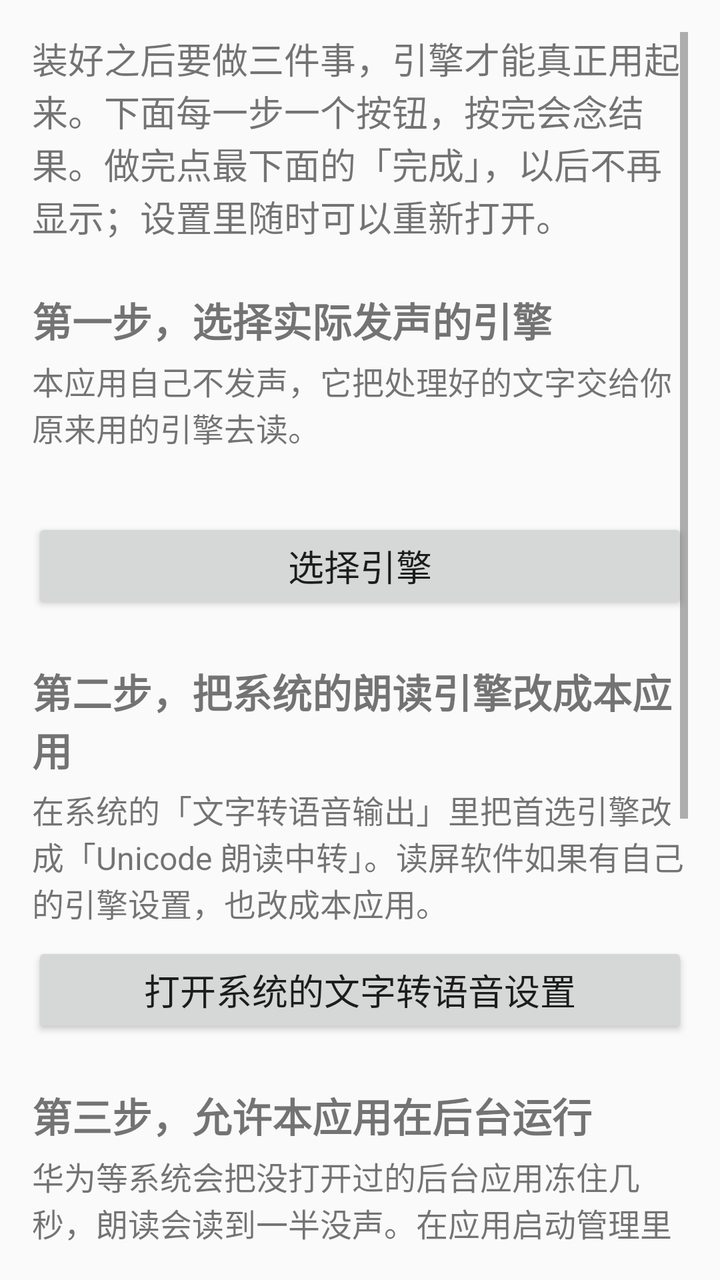
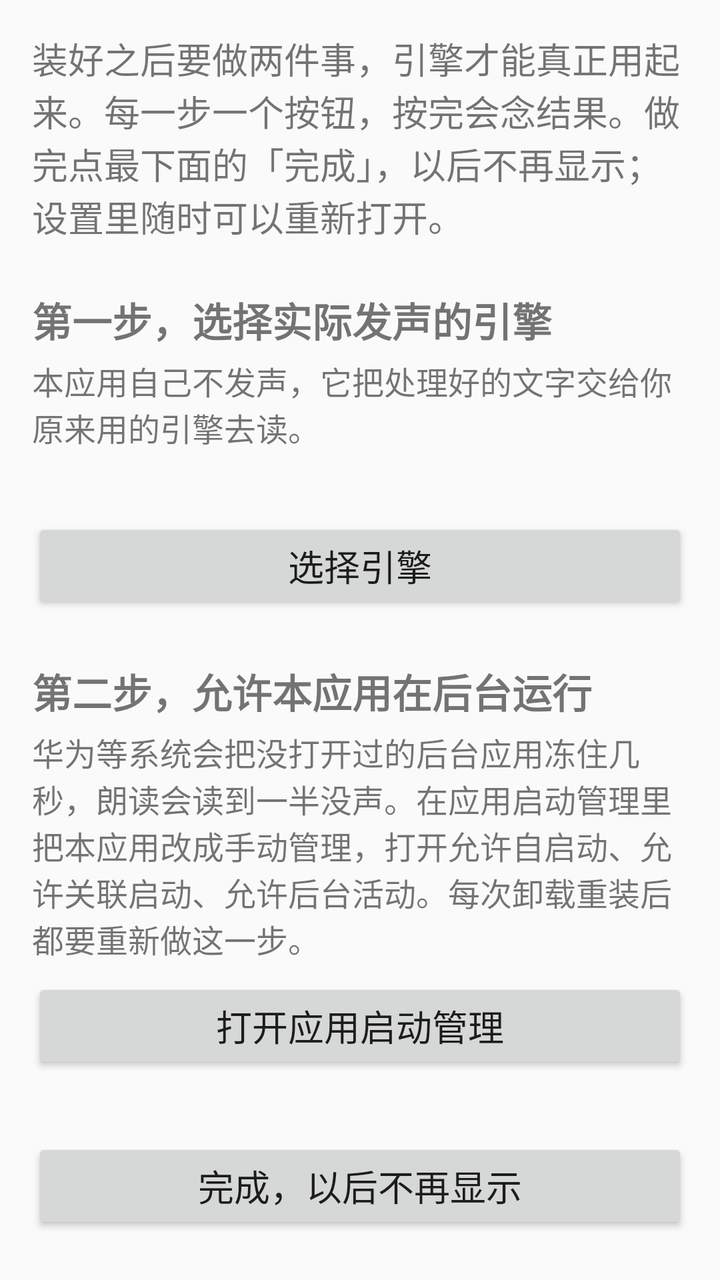

An Android layout rendered at two revisions. The XML below is the earlier revision; the diff shows what the commit changed to produce the second picture.
<!-- AndroidManifest.xml: application theme Theme.TtsProxy -->
<!-- res/layout/activity_onboarding.xml -->
<?xml version="1.0" encoding="utf-8"?>
<ScrollView xmlns:android="http://schemas.android.com/apk/res/android"
    android:layout_width="match_parent"
    android:layout_height="match_parent"
    android:padding="16dp">

    <LinearLayout
        android:layout_width="match_parent"
        android:layout_height="wrap_content"
        android:orientation="vertical">

        <TextView
            android:layout_width="match_parent"
            android:layout_height="wrap_content"
            android:text="@string/onboard_intro"
            android:textSize="18sp" />

        <TextView
            android:layout_width="match_parent"
            android:layout_height="wrap_content"
            android:layout_marginTop="24dp"
            android:text="@string/onboard_step1_title"
            android:textSize="20sp"
            android:textStyle="bold" />

        <TextView
            android:layout_width="match_parent"
            android:layout_height="wrap_content"
            android:layout_marginTop="4dp"
            android:text="@string/onboard_step1_text"
            android:textSize="16sp" />

        <TextView
            android:id="@+id/engine_state"
            android:layout_width="match_parent"
            android:layout_height="wrap_content"
            android:layout_marginTop="4dp"
            android:textSize="16sp" />

        <Button
            android:id="@+id/pick_engine"
            android:layout_width="match_parent"
            android:layout_height="wrap_content"
            android:layout_marginTop="8dp"
            android:minHeight="48dp"
            android:text="@string/onboard_step1_button"
            android:textSize="18sp" />

        <TextView
            android:layout_width="match_parent"
            android:layout_height="wrap_content"
            android:layout_marginTop="24dp"
            android:text="@string/onboard_step2_title"
            android:textSize="20sp"
            android:textStyle="bold" />

        <TextView
            android:layout_width="match_parent"
            android:layout_height="wrap_content"
            android:layout_marginTop="4dp"
            android:text="@string/onboard_step2_text"
            android:textSize="16sp" />

        <Button
            android:id="@+id/open_tts_settings"
            android:layout_width="match_parent"
            android:layout_height="wrap_content"
            android:layout_marginTop="8dp"
            android:minHeight="48dp"
            android:text="@string/onboard_step2_button"
            android:textSize="18sp" />

        <TextView
            android:layout_width="match_parent"
            android:layout_height="wrap_content"
            android:layout_marginTop="24dp"
            android:text="@string/onboard_step3_title"
            android:textSize="20sp"
            android:textStyle="bold" />

        <TextView
            android:layout_width="match_parent"
            android:layout_height="wrap_content"
            android:layout_marginTop="4dp"
            android:text="@string/onboard_step3_text"
            android:textSize="16sp" />

        <Button
            android:id="@+id/open_startup"
            android:layout_width="match_parent"
            android:layout_height="wrap_content"
            android:layout_marginTop="8dp"
            android:minHeight="48dp"
            android:text="@string/onboard_step3_button"
            android:textSize="18sp" />

        <TextView
            android:layout_width="match_parent"
            android:layout_height="wrap_content"
            android:layout_marginTop="24dp"
            android:text="@string/onboard_step4_title"
            android:textSize="20sp"
            android:textStyle="bold" />

        <TextView
            android:layout_width="match_parent"
            android:layout_height="wrap_content"
            android:layout_marginTop="4dp"
            android:text="@string/onboard_step4_text"
            android:textSize="16sp" />

        <Button
            android:id="@+id/test_speak"
            android:layout_width="match_parent"
            android:layout_height="wrap_content"
            android:layout_marginTop="8dp"
            android:minHeight="48dp"
            android:text="@string/onboard_step4_button"
            android:textSize="18sp" />

        <Button
            android:id="@+id/finish"
            android:layout_width="match_parent"
            android:layout_height="wrap_content"
            android:layout_marginTop="32dp"
            android:minHeight="48dp"
            android:text="@string/onboard_finish"
            android:textSize="18sp" />
    </LinearLayout>
</ScrollView>
<!-- resources referenced by this layout -->
<resources>
  <string name="onboard_finish">完成，以后不再显示</string>
  <string name="onboard_intro">装好之后要做三件事，引擎才能真正用起来。下面每一步一个按钮，按完会念结果。做完点最下面的「完成」，以后不再显示；设置里随时可以重新打开。</string>
  <string name="onboard_step1_button">选择引擎</string>
  <string name="onboard_step1_text">本应用自己不发声，它把处理好的文字交给你原来用的引擎去读。</string>
  <string name="onboard_step1_title">第一步，选择实际发声的引擎</string>
  <string name="onboard_step2_button">打开系统的文字转语音设置</string>
  <string name="onboard_step2_text">在系统的「文字转语音输出」里把首选引擎改成「Unicode 朗读中转」。读屏软件如果有自己的引擎设置，也改成本应用。</string>
  <string name="onboard_step2_title">第二步，把系统的朗读引擎改成本应用</string>
  <string name="onboard_step3_button">打开应用启动管理</string>
  <string name="onboard_step3_text">华为等系统会把没打开过的后台应用冻住几秒，朗读会读到一半没声。在应用启动管理里把本应用改成手动管理，打开允许自启动、允许关联启动、允许后台活动。每次卸载重装后都要重新做这一步。</string>
  <string name="onboard_step3_title">第三步，允许本应用在后台运行</string>
  <string name="onboard_step4_button">试听</string>
  <string name="onboard_step4_text">听一段带表情和符号的示例文本，确认链路通了。</string>
  <string name="onboard_step4_title">第四步，试听</string>
  <style name="Theme.TtsProxy" parent="Theme.AppCompat.DayNight.DarkActionBar">
          <item name="preferenceTheme">@style/PreferenceThemeOverlay</item>
      </style>
</resources>

<!-- the commit's change to res/layout/activity_onboarding.xml (unified diff, before → after) -->
@@ -62,60 +62,12 @@
             android:textSize="16sp" />
 
         <Button
-            android:id="@+id/open_tts_settings"
+            android:id="@+id/open_startup"
             android:layout_width="match_parent"
             android:layout_height="wrap_content"
             android:layout_marginTop="8dp"
             android:minHeight="48dp"
             android:text="@string/onboard_step2_button"
-            android:textSize="18sp" />
-
-        <TextView
-            android:layout_width="match_parent"
-            android:layout_height="wrap_content"
-            android:layout_marginTop="24dp"
-            android:text="@string/onboard_step3_title"
-            android:textSize="20sp"
-            android:textStyle="bold" />
-
-        <TextView
-            android:layout_width="match_parent"
-            android:layout_height="wrap_content"
-            android:layout_marginTop="4dp"
-            android:text="@string/onboard_step3_text"
-            android:textSize="16sp" />
-
-        <Button
-            android:id="@+id/open_startup"
-            android:layout_width="match_parent"
-            android:layout_height="wrap_content"
-            android:layout_marginTop="8dp"
-            android:minHeight="48dp"
-            android:text="@string/onboard_step3_button"
-            android:textSize="18sp" />
-
-        <TextView
-            android:layout_width="match_parent"
-            android:layout_height="wrap_content"
-            android:layout_marginTop="24dp"
-            android:text="@string/onboard_step4_title"
-            android:textSize="20sp"
-            android:textStyle="bold" />
-
-        <TextView
-            android:layout_width="match_parent"
-            android:layout_height="wrap_content"
-            android:layout_marginTop="4dp"
-            android:text="@string/onboard_step4_text"
-            android:textSize="16sp" />
-
-        <Button
-            android:id="@+id/test_speak"
-            android:layout_width="match_parent"
-            android:layout_height="wrap_content"
-            android:layout_marginTop="8dp"
-            android:minHeight="48dp"
-            android:text="@string/onboard_step4_button"
             android:textSize="18sp" />
 
         <Button
<!-- resource entries referenced after the edit -->
@@ -1,19 +1,13 @@
 <!-- resources referenced by this layout -->
 <resources>
   <string name="onboard_finish">完成，以后不再显示</string>
-  <string name="onboard_intro">装好之后要做三件事，引擎才能真正用起来。下面每一步一个按钮，按完会念结果。做完点最下面的「完成」，以后不再显示；设置里随时可以重新打开。</string>
+  <string name="onboard_intro">装好之后要做两件事，引擎才能真正用起来。每一步一个按钮，按完会念结果。做完点最下面的「完成」，以后不再显示；设置里随时可以重新打开。</string>
   <string name="onboard_step1_button">选择引擎</string>
   <string name="onboard_step1_text">本应用自己不发声，它把处理好的文字交给你原来用的引擎去读。</string>
   <string name="onboard_step1_title">第一步，选择实际发声的引擎</string>
-  <string name="onboard_step2_button">打开系统的文字转语音设置</string>
-  <string name="onboard_step2_text">在系统的「文字转语音输出」里把首选引擎改成「Unicode 朗读中转」。读屏软件如果有自己的引擎设置，也改成本应用。</string>
-  <string name="onboard_step2_title">第二步，把系统的朗读引擎改成本应用</string>
-  <string name="onboard_step3_button">打开应用启动管理</string>
-  <string name="onboard_step3_text">华为等系统会把没打开过的后台应用冻住几秒，朗读会读到一半没声。在应用启动管理里把本应用改成手动管理，打开允许自启动、允许关联启动、允许后台活动。每次卸载重装后都要重新做这一步。</string>
-  <string name="onboard_step3_title">第三步，允许本应用在后台运行</string>
-  <string name="onboard_step4_button">试听</string>
-  <string name="onboard_step4_text">听一段带表情和符号的示例文本，确认链路通了。</string>
-  <string name="onboard_step4_title">第四步，试听</string>
+  <string name="onboard_step2_button">打开应用启动管理</string>
+  <string name="onboard_step2_text">华为等系统会把没打开过的后台应用冻住几秒，朗读会读到一半没声。在应用启动管理里把本应用改成手动管理，打开允许自启动、允许关联启动、允许后台活动。每次卸载重装后都要重新做这一步。</string>
+  <string name="onboard_step2_title">第二步，允许本应用在后台运行</string>
   <style name="Theme.TtsProxy" parent="Theme.AppCompat.DayNight.DarkActionBar">
           <item name="preferenceTheme">@style/PreferenceThemeOverlay</item>
       </style>
